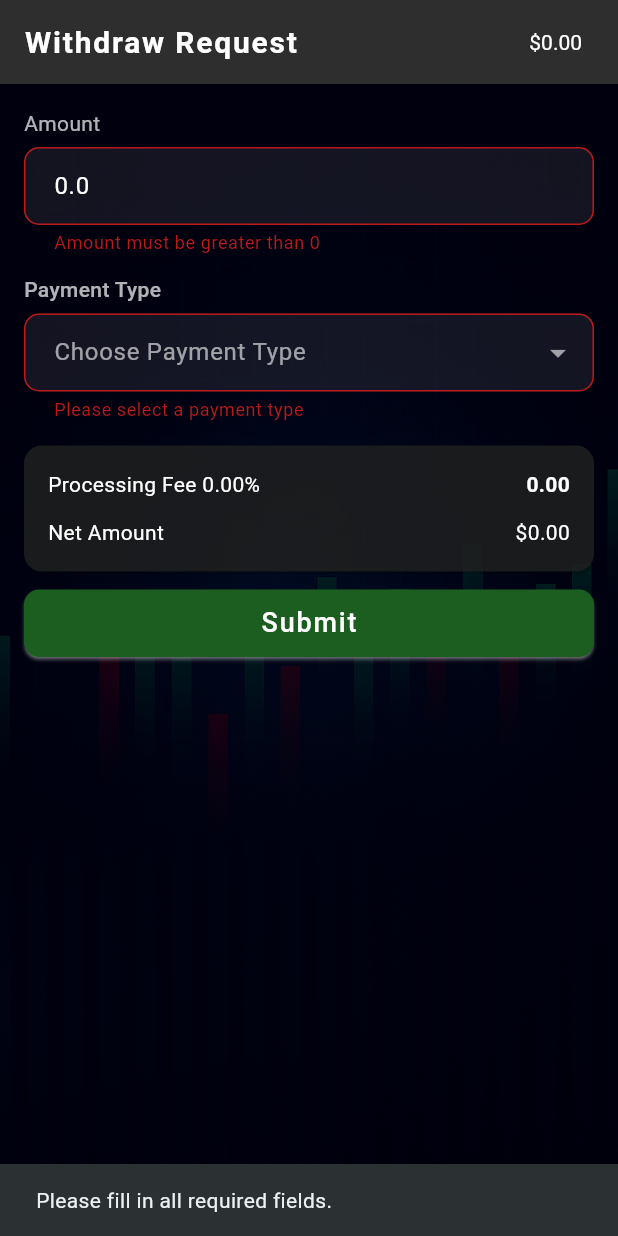
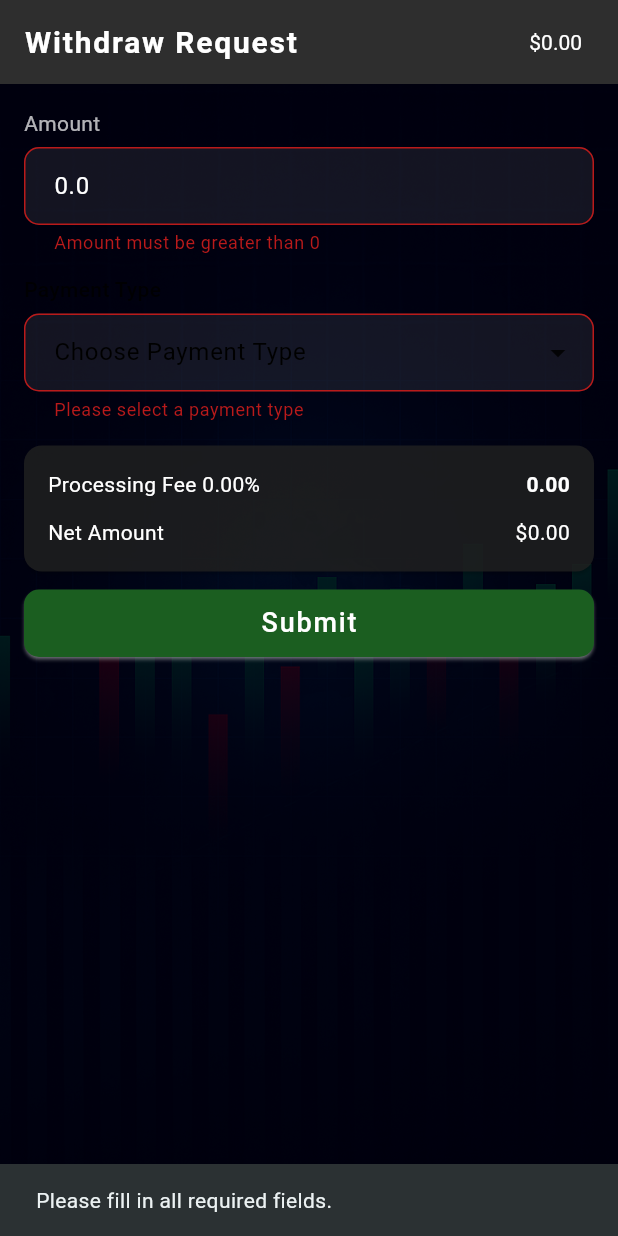
Before and after one commit to businessvivek3600/fx-crm, a Flutter app: the WithdrawRequestScreen screen opened directly, after a tap on "Submit", on a phone screen of 412 x 824 dp. Run offline on Flutter 3.47's test engine with Material 3 defaults, Android fonts, the phone set to English and light mode, and no system bars; our stand-ins replace awesome_dialog, country_picker, dio, firebase_core, firebase_messaging, fl_chart and 14 more; accounts and stored records are empty; network calls fail.

Commit message:
textfield done

```diff
--- a/lib/view/component/drawer_component/component/funds/component/common_transfer_wallet.dart
+++ b/lib/view/component/drawer_component/component/funds/component/common_transfer_wallet.dart
@@ -40,9 +40,12 @@ void showTransferWalletDialog(String title,BuildContext context) {
               const SizedBox(height: 20),
               DropDownTextFormField(
                 key: accountKindKey,
+                textStyle: TextStyle(color: Colors.black26),
+                enabledBorder: Colors.black12,
+                focusedBorder: Colors.black87,
                 label: 'Wallet',
                 hint: 'Choose Wallet',
-                colors: Colors.white70,
+                colors: Colors.black87,
                 controller: accountKindController,
                 autovalidateMode: AutovalidateMode.onUserInteraction,
                 validator:
@@ -67,7 +70,11 @@ void showTransferWalletDialog(String title,BuildContext context) {
               CustomTextFormField(
                 label: "Amount",
                 hint: "Enter the amount",
-                fillColor: Colors.white,
+                fillColor: Colors.black45,
+                labelColor: Colors.black,
+                textStyle: TextStyle(color: Colors.black26),
+                enabledBorder: Colors.black12,
+                focusedBorder: Colors.black87,
                 controller: amountController,
                 // keyboardType: TextInputType.number,
                 validator: (value) {
--- a/lib/view/component/drawer_component/component/funds/component/withdraw_request_screen.dart
+++ b/lib/view/component/drawer_component/component/funds/component/withdraw_request_screen.dart
@@ -178,7 +178,11 @@ class _WithdrawRequestScreenState extends State<WithdrawRequestScreen> {
                     key: accountKindKey,
                     label: 'Payment Type',
                     hint: 'Choose Payment Type',
-                    colors: Colors.white70,
+                    colors: Colors.black87,
+                  fieldStyle: TextStyle(color: Colors.black),
+                  textStyle: TextStyle(color: Colors.black),
+                  dropdownDisableColor: Colors.black12,
+                    dropdownEnableColor: Colors.black87,
                     controller: accountKindController,
                     autovalidateMode: AutovalidateMode.onUserInteraction,
                     validator:
--- a/lib/widgets/custom_text_form.dart
+++ b/lib/widgets/custom_text_form.dart
@@ -13,6 +13,8 @@ class CustomTextFormField extends StatelessWidget {
   final Icon? icon;
   final FocusNode? focusNode;
   final Color? fillColor;
+  final Color? focusedBorder; // 🛑 border color
+  final Color? enabledBorder; // 🛑 border color
   final String? Function(String?)? validator;       // 🛑 validator callback
   final void Function(String)? onChanged;
 
@@ -29,7 +31,7 @@ class CustomTextFormField extends StatelessWidget {
     this.onChanged,
     this.textStyle,
     this.icon,
-    this.labelColor, this.fillColor, this.focusNode
+    this.labelColor, this.fillColor, this.focusNode, this.enabledBorder, this.focusedBorder
   });
 
   @override
@@ -59,15 +61,15 @@ class CustomTextFormField extends StatelessWidget {
                 : null,
             enabledBorder: OutlineInputBorder(
               borderRadius: BorderRadius.circular(12),
-              borderSide: const BorderSide(color: Colors.white12),
+              borderSide:  BorderSide(color:enabledBorder ?? Colors.white12),
             ),
             focusedBorder: OutlineInputBorder(
               borderRadius: BorderRadius.circular(12),
-              borderSide: const BorderSide(color: Colors.white30),
+              borderSide:  BorderSide(color:focusedBorder ?? Colors.white30),
             ),
             contentPadding: const EdgeInsets.symmetric(horizontal: 16, vertical: 14),
           ),
-          style: const TextStyle(color: Colors.white),
+          style:  TextStyle(color: labelColor ?? Colors.white),
         )
       ],
     );
--- a/lib/widgets/drop_down_text_field.dart
+++ b/lib/widgets/drop_down_text_field.dart
@@ -6,10 +6,17 @@ class DropDownTextFormField extends StatelessWidget {
   final bool readOnly;
   final bool isDate;
   final TextStyle? style;
+  final TextStyle? textStyle;
   final Color? colors;
   final TextEditingController? controller;
   final VoidCallback? onTap;
   final AutovalidateMode? autovalidateMode;
+  final Color? fillColor; // 🛑 fill color
+  final Color? focusedBorder; // 🛑 border color
+  final Color? enabledBorder; // 🛑 border color
+  final Color? dropdownDisableColor;
+  final Color? dropdownEnableColor;// 🛑 drop down color
+  final TextStyle? fieldStyle;
   final String? Function(String?)? validator;
 
   const DropDownTextFormField({
@@ -24,6 +31,11 @@ class DropDownTextFormField extends StatelessWidget {
     this.style,
     this.autovalidateMode,
     this.validator,
+    this.focusedBorder,
+    this.enabledBorder,
+    this.textStyle,
+    this.fillColor,
+     this.dropdownDisableColor, this.dropdownEnableColor, this.fieldStyle,
   });
 
   @override
@@ -35,7 +47,8 @@ class DropDownTextFormField extends StatelessWidget {
       children: [
         Text(
           label,
-          style: style ??
+          style:
+              style ??
               TextStyle(
                 color: colors ?? Colors.white70,
                 fontSize: 14,
@@ -51,28 +64,36 @@ class DropDownTextFormField extends StatelessWidget {
             validator: validator,
             readOnly: true,
             onTap: isDisabled ? null : onTap,
-            style: const TextStyle(color: Colors.white),
+            style: (controller?.text.isEmpty ?? true)
+                ? TextStyle(color: Colors.white)
+                : fieldStyle ?? TextStyle(color: Colors.black),
             decoration: InputDecoration(
               hintText: hint,
-              hintStyle: const TextStyle(color: Colors.white60),
+              hintStyle: textStyle ?? TextStyle(color: Colors.white60),
               filled: true,
-              fillColor: Colors.white.withOpacity(0.08),
+              fillColor: fillColor ?? Colors.white.withOpacity(0.08),
               suffixIcon: Icon(
                 Icons.arrow_drop_down,
-                color: isDisabled ? Colors.white30 : Colors.white60,
+                color: isDisabled
+                    ? dropdownDisableColor ?? Colors.white30
+                    : dropdownEnableColor ?? Colors.white60,
               ),
               enabledBorder: OutlineInputBorder(
                 borderRadius: BorderRadius.circular(12),
-                borderSide: const BorderSide(color: Colors.white12),
+                borderSide: BorderSide(color: enabledBorder ?? Colors.white12),
               ),
               focusedBorder: OutlineInputBorder(
                 borderRadius: BorderRadius.circular(12),
-                borderSide: const BorderSide(color: Colors.white30),
+                borderSide: BorderSide(color: focusedBorder ?? Colors.white30),
               ),
-              contentPadding: const EdgeInsets.symmetric(horizontal: 16, vertical: 14),
+              contentPadding: const EdgeInsets.symmetric(
+                horizontal: 16,
+                vertical: 14,
+              ),
             ),
           ),
         ),
+
       ],
     );
   }
```
